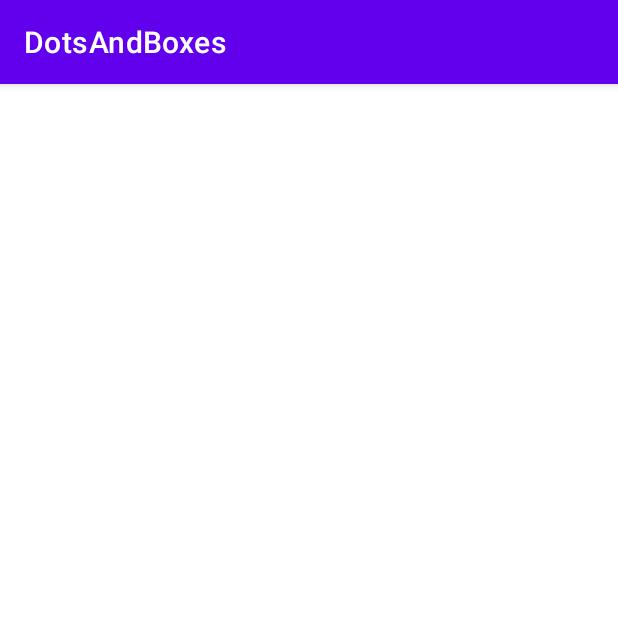
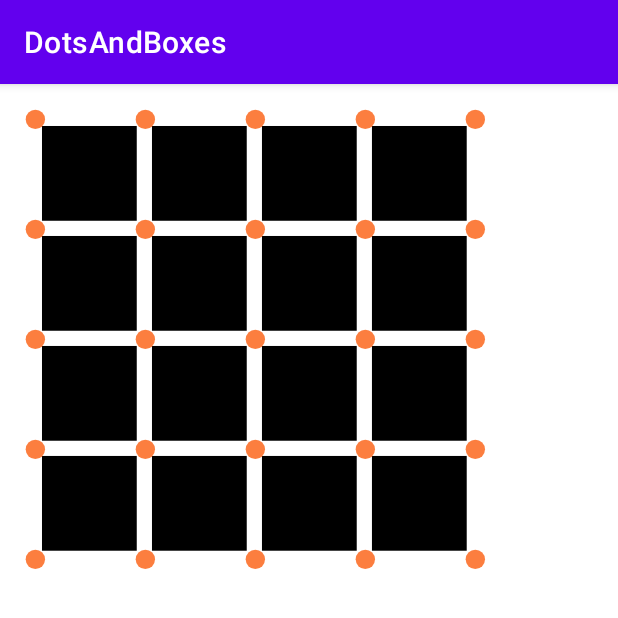
Before and after one commit to saso-gatto/DotsAndBoxes-Android, an Android app: the Activity_Game screen opened directly, with no data from a screen before it, on a phone screen of 412 x 824 dp, the top half of it. Run offline under Robolectric (Android 15) with nearby library versions, the phone set to English and light mode, and no system bars.

```diff
--- a/app/src/main/java/it/dotsandboxes/Activity_Game.java
+++ b/app/src/main/java/it/dotsandboxes/Activity_Game.java
@@ -2,6 +2,7 @@ package it.dotsandboxes;
 
 import androidx.appcompat.app.AppCompatActivity;
 
+import android.annotation.SuppressLint;
 import android.graphics.Bitmap;
 import android.graphics.Canvas;
 import android.graphics.Color;
@@ -20,11 +21,16 @@ public class Activity_Game extends AppCompatActivity {
     protected static final float add5 = (float) 159 / 824;
     protected static final float add6 = (float) 9 / 824;
     private  GamePlay gamePlay;
+    private ImageView disegno;
+
     @Override
     protected void onCreate(Bundle savedInstanceState) {
         super.onCreate(savedInstanceState);
         setContentView(R.layout.activity_game);
-        gamePlay = (GamePlay) findViewById(R.id.gameView);
+
+        gamePlay = findViewById(R.id.gameView);
+        disegno = findViewById(R.id.immagine);
+
 
     }
 }
--- a/app/src/main/java/it/dotsandboxes/Board.java
+++ b/app/src/main/java/it/dotsandboxes/Board.java
@@ -232,7 +232,7 @@ public class Board implements Cloneable {
 
     //Perché 1 e 2? Da modificare
     public boolean isEdgeOccupied(Edge edge) {
-        if (edge.getHorizontal()==1){
+      /*  if (edge.getHorizontal()==1){
 
                 return (hEdge[edge.getX()][edge.getY()] == 1
                         || hEdge[edge.getX()][edge.getY()] == 2);
@@ -240,7 +240,7 @@ public class Board implements Cloneable {
             else if (edge.getHorizontal()==0){
                 return (vEdge[edge.getX()][edge.getY()] == 1
                         || vEdge[edge.getX()][edge.getY()] == 2);
-        }
+        }*/
             System.out.println("Caso non contemplato");
             return false;
     }
--- a/app/src/main/java/it/dotsandboxes/GamePlay.java
+++ b/app/src/main/java/it/dotsandboxes/GamePlay.java
@@ -47,6 +47,7 @@ public class GamePlay extends View implements Observer {
     public GamePlay(Context context, AttributeSet attributeSet) {
         super(context, attributeSet);
         paint = new Paint();
+        game= new Board(5);
         this.setOnTouchListener(new OnTouchListener() {
             @Override
             public boolean onTouch(View v, MotionEvent event) {
--- a/app/src/main/res/layout/activity_game.xml
+++ b/app/src/main/res/layout/activity_game.xml
@@ -13,7 +13,6 @@
         android:id="@+id/gameView"
         android:layout_width="match_parent"
         android:layout_height="match_parent">
-
     </it.dotsandboxes.GamePlay>
 
 </RelativeLayout>
```
Also changed, not shown: 1 other file.
